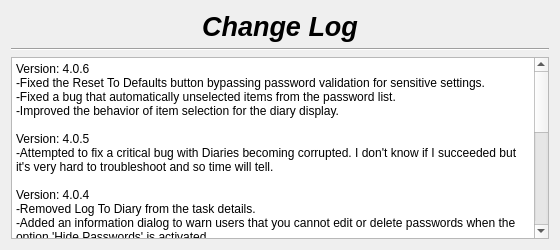
Qt form changelog.ui (therealMaPMaKeR/MMDiary) before a commit.
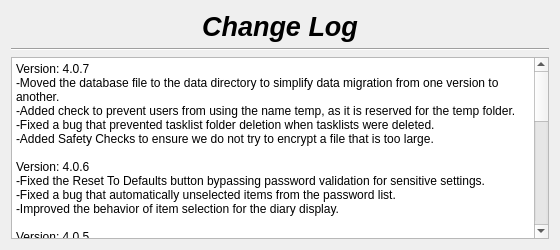
The same form after that commit.

Diff of the .ui file:
```diff
--- a/changelog.ui
+++ b/changelog.ui
@@ -55,6 +55,10 @@
 li.unchecked::marker { content: &quot;\2610&quot;; }
 li.checked::marker { content: &quot;\2612&quot;; }
 &lt;/style&gt;&lt;/head&gt;&lt;body style=&quot; font-family:'Segoe UI'; font-size:9pt; font-weight:400; font-style:normal;&quot;&gt;
+&lt;p style=&quot; margin-top:0px; margin-bottom:0px; margin-left:0px; margin-right:0px; -qt-block-indent:0; text-indent:0px;&quot;&gt;Version: 4.0.7&lt;br /&gt;-Moved the database file to the data directory to simplify data migration from one version to another.&lt;br /&gt;-Added check to prevent users from using the name temp, as it is reserved for the temp folder.&lt;/p&gt;
+&lt;p style=&quot; margin-top:0px; margin-bottom:0px; margin-left:0px; margin-right:0px; -qt-block-indent:0; text-indent:0px;&quot;&gt;-Fixed a bug that prevented tasklist folder deletion when tasklists were deleted.&lt;/p&gt;
+&lt;p style=&quot; margin-top:0px; margin-bottom:0px; margin-left:0px; margin-right:0px; -qt-block-indent:0; text-indent:0px;&quot;&gt;-Added Safety Checks to ensure we do not try to encrypt a file that is too large.&lt;/p&gt;
+&lt;p style=&quot;-qt-paragraph-type:empty; margin-top:0px; margin-bottom:0px; margin-left:0px; margin-right:0px; -qt-block-indent:0; text-indent:0px;&quot;&gt;&lt;br /&gt;&lt;/p&gt;
 &lt;p style=&quot; margin-top:0px; margin-bottom:0px; margin-left:0px; margin-right:0px; -qt-block-indent:0; text-indent:0px;&quot;&gt;Version: 4.0.6&lt;br /&gt;-Fixed the Reset To Defaults button bypassing password validation for sensitive settings.&lt;br /&gt;-Fixed a bug that automatically unselected items from the password list.&lt;br /&gt;-Improved the behavior of item selection for the diary display.&lt;/p&gt;
 &lt;p style=&quot;-qt-paragraph-type:empty; margin-top:0px; margin-bottom:0px; margin-left:0px; margin-right:0px; -qt-block-indent:0; text-indent:0px;&quot;&gt;&lt;br /&gt;&lt;/p&gt;
 &lt;p style=&quot; margin-top:0px; margin-bottom:0px; margin-left:0px; margin-right:0px; -qt-block-indent:0; text-indent:0px;&quot;&gt;Version: 4.0.5&lt;br /&gt;-Attempted to fix a critical bug with Diaries becoming corrupted. I don't know if I succeeded but it's very hard to troubleshoot and so time will tell.&lt;/p&gt;
```
